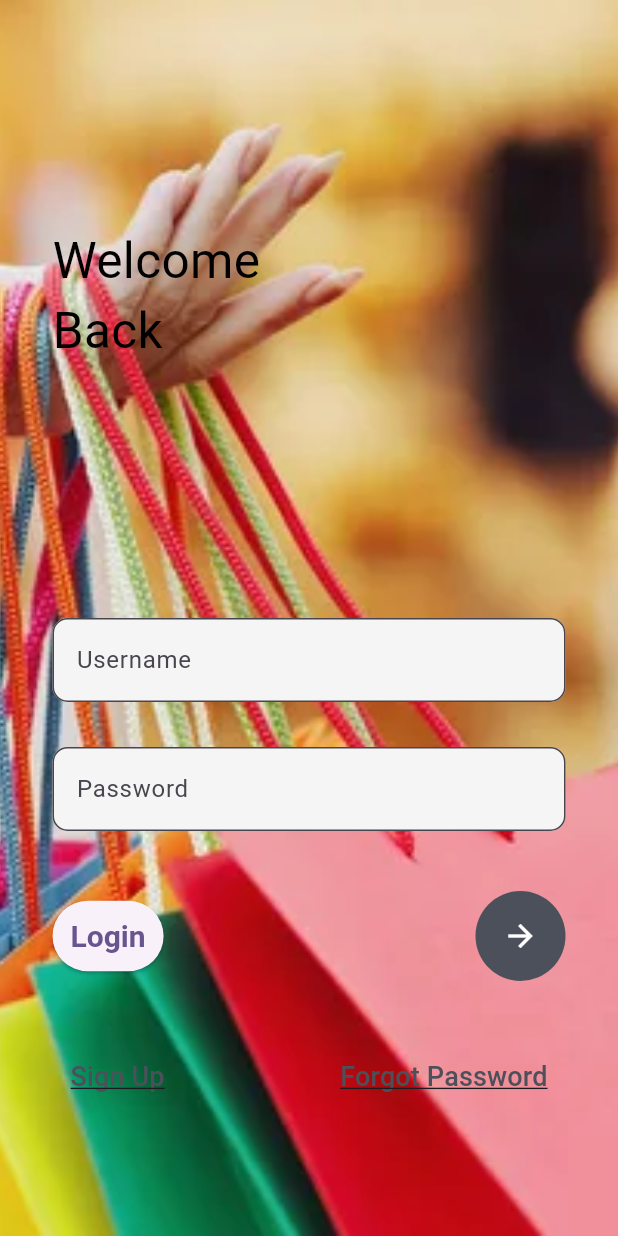
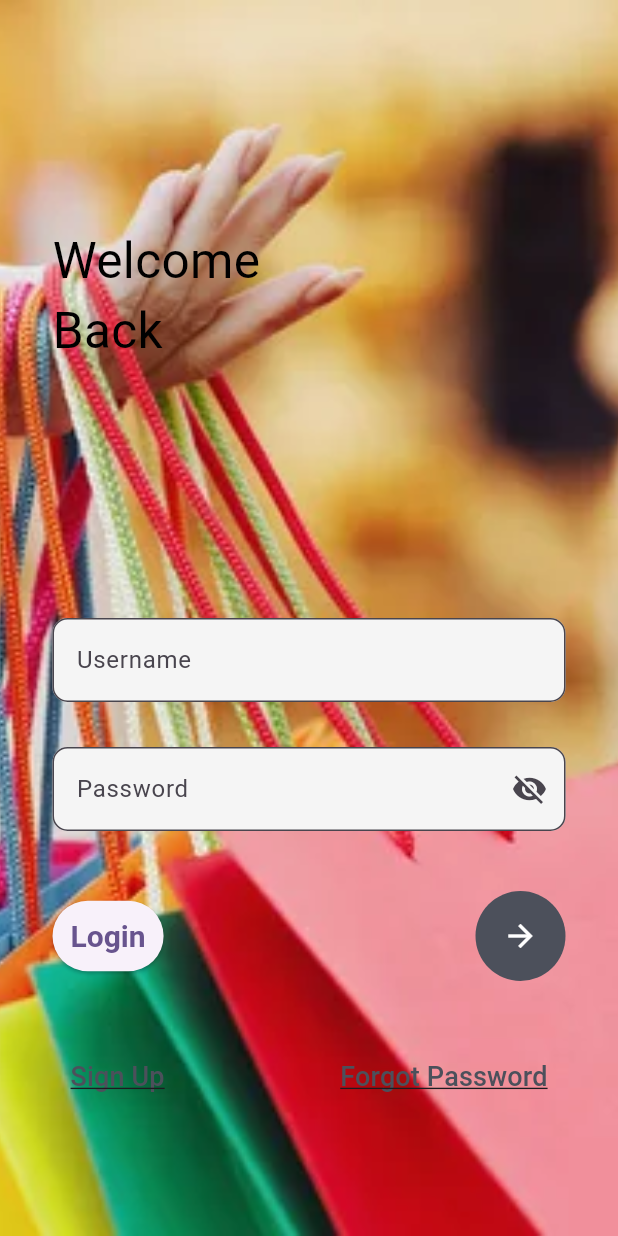
Before and after one commit to Apoorva-Saxena-hub/E-shopping, a Flutter app: the screen it shows after launch, on a phone screen of 412 x 824 dp. Run offline on Flutter 3.47's test engine with Material 3 defaults, Android fonts, the light colour scheme and no system bars; our stand-ins replace shared_preferences.

Commit message:
E-commerce application

```diff
--- a/lib/screens/Auth/login_screen.dart
+++ b/lib/screens/Auth/login_screen.dart
@@ -15,6 +15,9 @@ class LoginScreen extends StatefulWidget {
 class _LoginScreenState extends State<LoginScreen> {
   final TextEditingController _usernameController = TextEditingController();
   final TextEditingController _passwordController = TextEditingController();
+
+  // Variable to manage password visibility
+  bool _isPasswordVisible = false;
 
   Future<void> _login() async {
     final response = await http.post(
@@ -133,7 +136,7 @@ class _LoginScreenState extends State<LoginScreen> {
                           SizedBox(height: 30),
                           TextField(
                             controller: _passwordController,
-                            obscureText: true,
+                            obscureText: !_isPasswordVisible, // Update here
                             style: TextStyle(color: Colors.black),
                             decoration: InputDecoration(
                               fillColor: Colors.grey.shade100,
@@ -141,6 +144,20 @@ class _LoginScreenState extends State<LoginScreen> {
                               hintText: "Password",
                               border: OutlineInputBorder(
                                 borderRadius: BorderRadius.circular(10),
+                              ),
+                              suffixIcon: IconButton(
+                                icon: Icon(
+                                  // Choose the icon based on the password visibility
+                                  _isPasswordVisible
+                                      ? Icons.visibility
+                                      : Icons.visibility_off,
+                                ),
+                                onPressed: () {
+                                  // Toggle the password visibility
+                                  setState(() {
+                                    _isPasswordVisible = !_isPasswordVisible;
+                                  });
+                                },
                               ),
                             ),
                           ),
```
